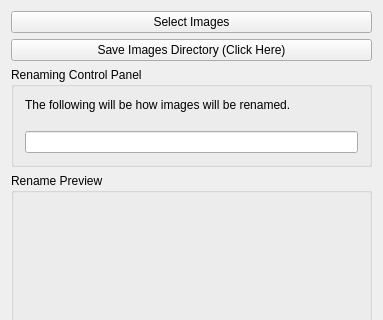
Old version of the form mainwindow.ui in the repository Inathero/image-batch-renamer; both pictures show x 0 to 383 and y 0 to 320 of the 383 by 551 pixel window.
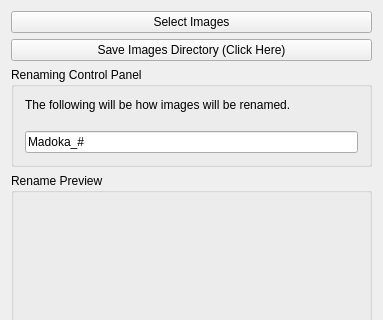
New version of the form.

Commit message: Step 2 blind code

What changed in the file:
```diff
--- a/mainwindow.ui
+++ b/mainwindow.ui
@@ -57,7 +57,11 @@
         </widget>
        </item>
        <item>
-        <widget class="QLineEdit" name="lineEdit_renamePattern"/>
+        <widget class="QLineEdit" name="lineEdit_renamePattern">
+         <property name="text">
+          <string>Madoka_#</string>
+         </property>
+        </widget>
        </item>
       </layout>
      </widget>
```
The commit also changes 2 other files.
